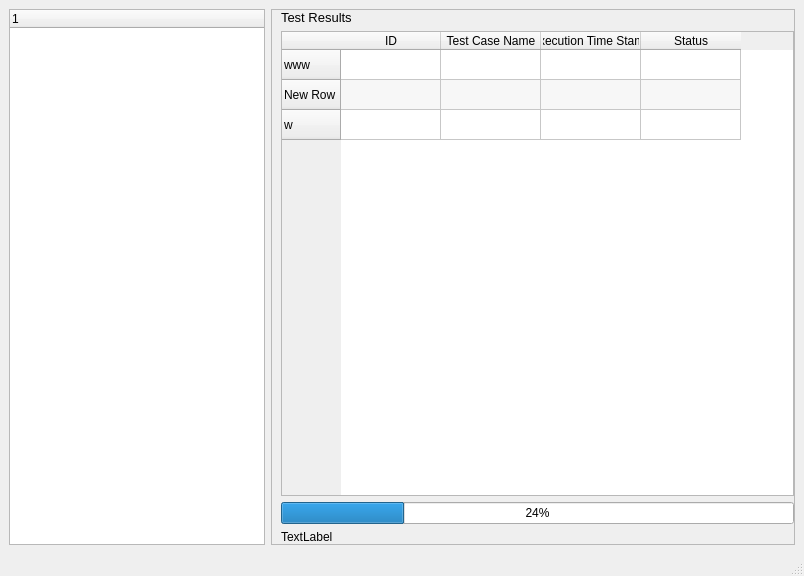
Qt form home.ui (npeersab/Universal-Data-Comparator) before a commit.
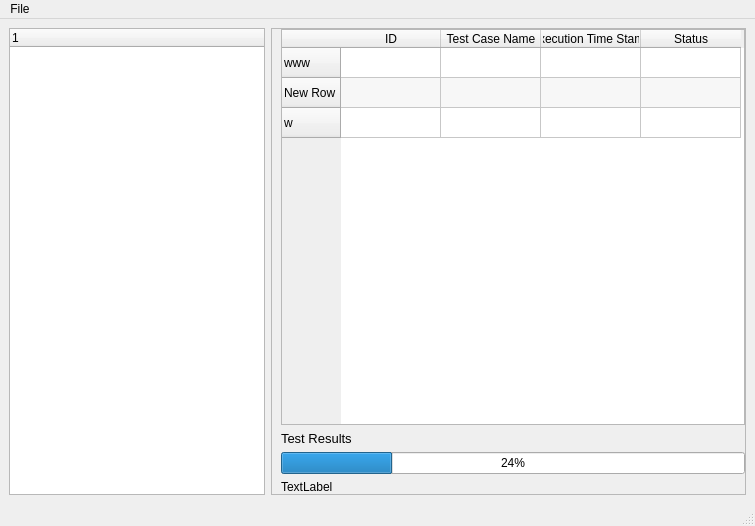
The same form after that commit.

```diff
--- a/home.ui
+++ b/home.ui
@@ -6,8 +6,8 @@
             <rect>
                 <x>0</x>
                 <y>0</y>
-                <width>804</width>
-                <height>576</height>
+                <width>755</width>
+                <height>526</height>
             </rect>
         </property>
         <property name="windowTitle">
@@ -51,21 +51,6 @@
                             <property name="bottomMargin">
                                 <number>0</number>
                             </property>
-                            <item>
-                                <widget class="QLabel" name="labelTestResult">
-                                    <property name="font">
-                                        <font>
-                                            <family>Tahoma</family>
-                                            <pointsize>10</pointsize>
-                                            <weight>50</weight>
-                                            <bold>false</bold>
-                                        </font>
-                                    </property>
-                                    <property name="text">
-                                        <string>Test Results</string>
-                                    </property>
-                                </widget>
-                            </item>
                             <item>
                                 <widget class="QTableWidget" name="tableWidget">
                                     <property name="autoFillBackground">
@@ -143,6 +128,21 @@
                                     </item>
                                 </widget>
                             </item>
+                            <item>
+                                <widget class="QLabel" name="labelTestResult">
+                                    <property name="font">
+                                        <font>
+                                            <family>Tahoma</family>
+                                            <pointsize>10</pointsize>
+                                            <weight>50</weight>
+                                            <bold>false</bold>
+                                        </font>
+                                    </property>
+                                    <property name="text">
+                                        <string>Test Results</string>
+                                    </property>
+                                </widget>
+                            </item>
                             <item>
                                 <widget class="QProgressBar" name="progressBar">
                                     <property name="value">
@@ -167,10 +167,25 @@
                 <rect>
                     <x>0</x>
                     <y>0</y>
-                    <width>804</width>
+                    <width>755</width>
                     <height>21</height>
                 </rect>
             </property>
+            <widget class="QMenu" name="menuFile">
+                <property name="title">
+                    <string>File</string>
+                </property>
+                <widget class="QMenu" name="menuNew">
+                    <property name="title">
+                        <string>New</string>
+                    </property>
+                    <addaction name="actionTest_Project"/>
+                    <addaction name="actionTest_Casew"/>
+                    <addaction name="actionConnection"/>
+                </widget>
+                <addaction name="menuNew"/>
+            </widget>
+            <addaction name="menuFile"/>
         </widget>
         <widget class="QStatusBar" name="statusbar"/>
     </widget>
```
Left out of the diff: 15 changed lines with no effect on the pictures.
